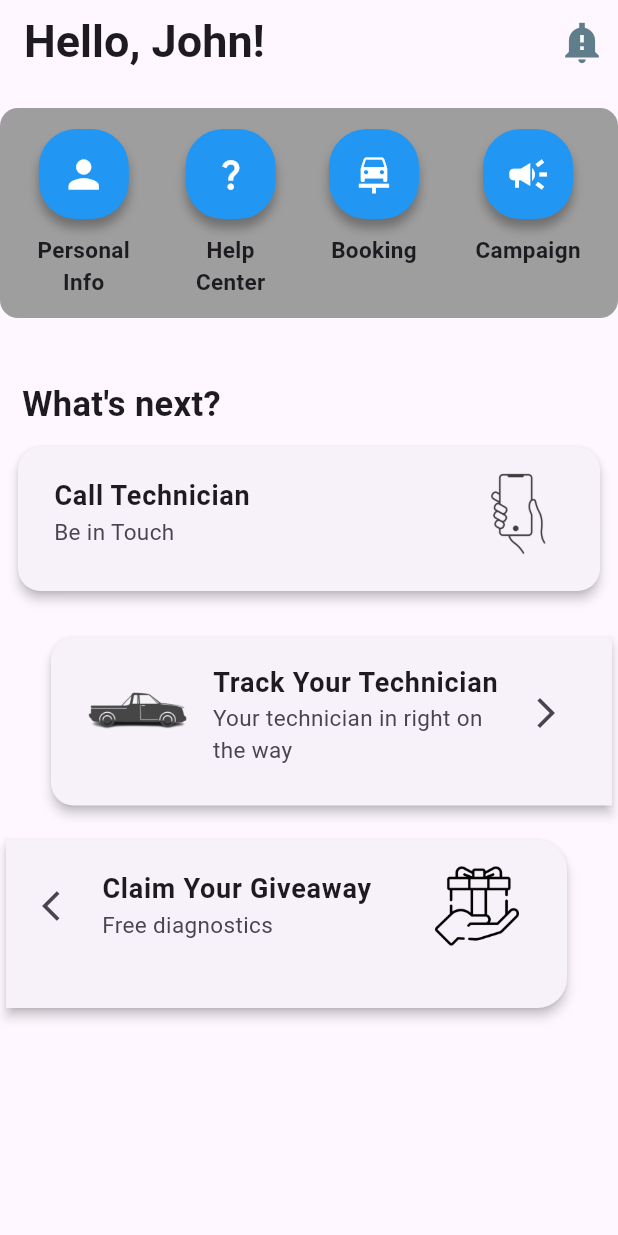
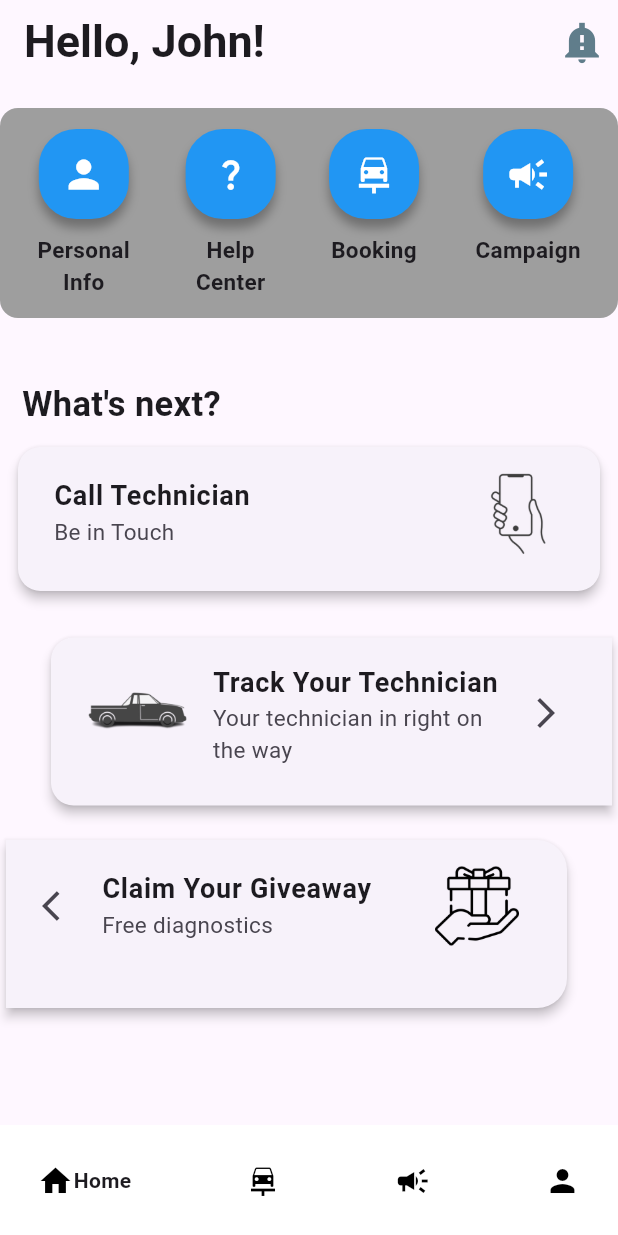
Before and after one commit to dzker/CarCare, a Flutter app: the screen it shows after launch, on a phone screen of 412 x 824 dp. Run offline on Flutter 3.47's test engine with Material 3 defaults, Android fonts, the phone set to English and light mode, and no system bars; drawn by our look-alikes of google_nav_bar; our stand-ins replace animate_do.

Commit message:
added_nav_bar
20% complete

```diff
--- a/lib/main.dart
+++ b/lib/main.dart
@@ -1,4 +1,4 @@
-import 'package:carbookingservice/view/homepage.dart';
+import 'package:carbookingservice/nav_bar.dart';
 import 'package:flutter/material.dart';
 
 void main() {
@@ -11,9 +11,7 @@ class MyApp extends StatelessWidget {
   // This widget is the root of your application.
   @override
   Widget build(BuildContext context) {
-    return MaterialApp(
-      title: 'BookService',
-      home: HomePage(),
-    );
+    return MaterialApp(title: 'BookService',
+    home: NavBar());
   }
 }
--- /dev/null
+++ b/lib/nav_bar.dart
@@ -0,0 +1,50 @@
+import 'package:flutter/cupertino.dart';
+import 'package:flutter/material.dart';
+import 'package:google_nav_bar/google_nav_bar.dart';
+import 'package:carbookingservice/view/homepage.dart';
+
+class NavBar extends StatefulWidget {
+  NavBar({super.key});
+
+  @override
+  State<NavBar> createState() => _NavBarState();
+}
+
+class _NavBarState extends State<NavBar> {
+  int currentPageIndex = 0;
+
+  @override
+  Widget build(BuildContext context) {
+    return Scaffold(
+      bottomNavigationBar: GNav(
+        backgroundColor: Colors.white,
+        onTabChange: (index) {
+          setState(() {
+            currentPageIndex = index;
+          });
+        },
+        tabs: const [
+          GButton(
+            icon: Icons.home,
+            text: 'Home',
+          ),
+          GButton(
+            icon: Icons.car_repair,
+            text: 'Booking',
+          ),
+          GButton(
+            icon: Icons.campaign,
+            text: 'Campaign',
+          ),
+          GButton(
+            icon: Icons.person,
+            text: 'Contact Us',
+          ),
+        ],
+      ),
+      body: <Widget>[
+        HomePage(),
+      ][currentPageIndex],
+    );
+  }
+}
--- a/lib/view/homepage.dart
+++ b/lib/view/homepage.dart
@@ -4,7 +4,7 @@ import 'package:animate_do/animate_do.dart';
 import 'package:flutter/painting.dart';
 import 'package:flutter/rendering.dart';
 import 'package:flutter/widgets.dart';
-import 'package:logger/logger.dart';
+
 
 class HomePage extends StatelessWidget {
   HomePage({super.key});
--- a/pubspec.yaml
+++ b/pubspec.yaml
@@ -37,6 +37,7 @@ dependencies:
   cupertino_icons: ^1.0.6
   animate_do: ^3.1.2
   logger: ^2.2.0
+  google_nav_bar: ^5.0.6
 
 dev_dependencies:
   flutter_test:
```
Also changed, not shown: pubspec.lock.
